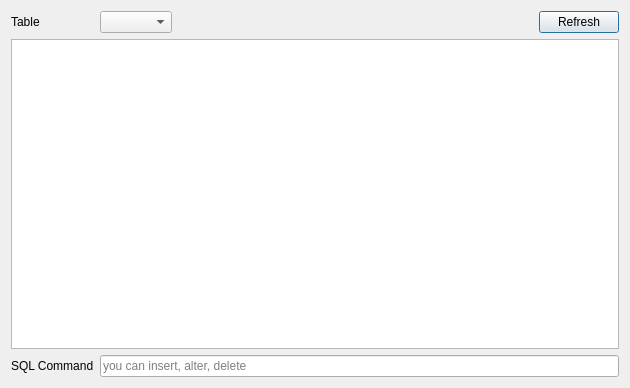
First picture: the form in sqldialog.ui, repository ChepenSmilelife/fse-server, before the edit.
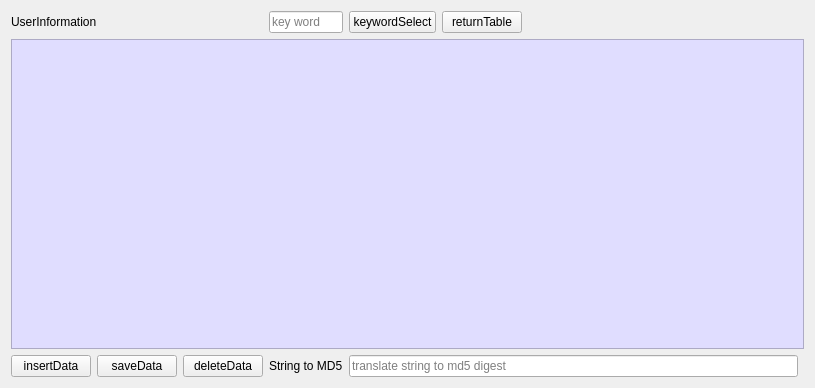
Second picture: the form after the edit. Icons and pictures are not drawn.

```diff
--- a/sqldialog.ui
+++ b/sqldialog.ui
@@ -6,28 +6,74 @@
    <rect>
     <x>0</x>
     <y>0</y>
-    <width>630</width>
+    <width>815</width>
     <height>388</height>
    </rect>
   </property>
   <property name="windowTitle">
-   <string>Dialog</string>
+   <string>SQL</string>
+  </property>
+  <property name="windowIcon">
+   <iconset>
+    <normaloff>:/databaseop/T5.png</normaloff>:/databaseop/T5.png</iconset>
+  </property>
+  <property name="autoFillBackground">
+   <bool>true</bool>
   </property>
   <property name="styleSheet">
    <string notr="true">font: 12pt &quot;Sans Serif&quot;;</string>
   </property>
   <layout class="QGridLayout" name="gridLayout">
-   <item row="0" column="0">
-    <widget class="QLabel" name="labelTableList">
+   <item row="0" column="4">
+    <widget class="QPushButton" name="pushButtonKeyword">
+     <property name="focusPolicy">
+      <enum>Qt::ClickFocus</enum>
+     </property>
      <property name="text">
-      <string>Table</string>
+      <string>keywordSelect</string>
      </property>
+     <property name="autoDefault">
+      <bool>false</bool>
+     </property>
     </widget>
    </item>
-   <item row="0" column="1">
-    <widget class="QComboBox" name="comboBoxTableList"/>
+   <item row="0" column="3">
+    <widget class="QLineEdit" name="lineEditKeyword">
+     <property name="placeholderText">
+      <string>key word</string>
+     </property>
+     <property name="clearButtonEnabled">
+      <bool>true</bool>
+     </property>
+    </widget>
    </item>
-   <item row="0" column="2">
+   <item row="3" column="0">
+    <widget class="QPushButton" name="pushButtonInsertdata">
+     <property name="text">
+      <string>insertData</string>
+     </property>
+     <property name="autoDefault">
+      <bool>false</bool>
+     </property>
+    </widget>
+   </item>
+   <item row="2" column="0" colspan="8">
+    <widget class="QTableView" name="tableView">
+     <property name="styleSheet">
+      <string notr="true">background-color: rgb(224, 221, 255);</string>
+     </property>
+     <property name="editTriggers">
+      <set>QAbstractItemView::AllEditTriggers</set>
+     </property>
+     <property name="sortingEnabled">
+      <bool>true</bool>
+     </property>
+     <attribute name="horizontalHeaderCascadingSectionResizes">
+      <bool>true</bool>
+     </attribute>
+    </widget>
+   </item>
+   <item row="0" column="6">
     <spacer name="horizontalSpacer">
      <property name="orientation">
       <enum>Qt::Horizontal</enum>
@@ -40,43 +86,72 @@
      </property>
     </spacer>
    </item>
-   <item row="0" column="3">
-    <widget class="QPushButton" name="pushButtonRefresh">
+   <item row="3" column="2">
+    <widget class="QPushButton" name="pushButtonDeletedata">
      <property name="text">
-      <string>Refresh</string>
+      <string>deleteData</string>
      </property>
+     <property name="autoDefault">
+      <bool>false</bool>
+     </property>
     </widget>
    </item>
-   <item row="1" column="0" colspan="4">
-    <widget class="QTableView" name="tableView">
-     <property name="editTriggers">
-      <set>QAbstractItemView::NoEditTriggers</set>
+   <item row="3" column="1">
+    <widget class="QPushButton" name="pushButtonSavedata">
+     <property name="text">
+      <string>saveData</string>
      </property>
-     <property name="sortingEnabled">
-      <bool>true</bool>
+     <property name="autoDefault">
+      <bool>false</bool>
      </property>
      <attribute name="horizontalHeaderCascadingSectionResizes">
       <bool>true</bool>
      </attribute>
     </widget>
    </item>
-   <item row="2" column="0">
-    <widget class="QLabel" name="labelSQL">
+   <item row="3" column="3">
+    <widget class="QLabel" name="labelPwdToMD5">
      <property name="text">
-      <string>SQL Command</string>
+      <string>String to MD5</string>
      </property>
     </widget>
    </item>
-   <item row="2" column="1" colspan="3">
-    <widget class="QLineEdit" name="lineEditSQL">
+   <item row="3" column="4" colspan="3">
+    <widget class="QLineEdit" name="lineEditPWD">
+     <property name="mouseTracking">
+      <bool>false</bool>
+     </property>
+     <property name="focusPolicy">
+      <enum>Qt::StrongFocus</enum>
+     </property>
+     <property name="whatsThis">
+      <string>press enter to translate</string>
+     </property>
      <property name="placeholderText">
-      <string>you can insert, alter, delete</string>
+      <string>translate string to md5 digest</string>
      </property>
      <property name="clearButtonEnabled">
       <bool>true</bool>
      </property>
     </widget>
    </item>
+   <item row="0" column="5">
+    <widget class="QPushButton" name="pushButtonReturnTable">
+     <property name="text">
+      <string>returnTable</string>
+     </property>
+     <property name="autoDefault">
+      <bool>false</bool>
+     </property>
+    </widget>
+   </item>
+   <item row="0" column="0" colspan="2">
+    <widget class="QLabel" name="labelTableList">
+     <property name="text">
+      <string>UserInformation</string>
+     </property>
+    </widget>
+   </item>
   </layout>
  </widget>
  <resources/>
```
Left out of the diff: 6 changed lines with no effect on the pictures.
